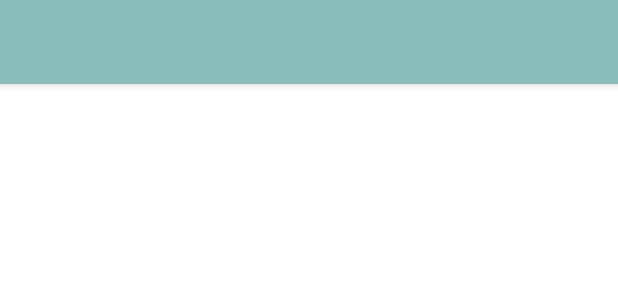
After one commit to 2180622/IPL_PSI_ProjetoFinal_SARAMAGO, an Android app: the layout app_bar_main.xml on its own in the app's theme, with its tools: preview values and no code run, on a phone screen of 412 x 824 dp. The commit adds this screen. Shown: the top 300 px of the screen. Run offline under Robolectric (Android 15) with nearby library versions, the phone set to English and light mode, and no system bars.

Commit message:
Update de SaramagoAndroid

```diff
--- a/SaramagoAndroid/app/src/main/AndroidManifest.xml
+++ b/SaramagoAndroid/app/src/main/AndroidManifest.xml
@@ -9,6 +9,7 @@
         android:roundIcon="@mipmap/ic_launcher_round"
         android:supportsRtl="true"
         android:theme="@style/Theme.Saramago">
+        <activity android:name=".MenuMainActivity"></activity>
         <activity android:name=".LoginActivity">
             <intent-filter>
                 <action android:name="android.intent.action.MAIN" />
--- /dev/null
+++ b/SaramagoAndroid/app/src/main/res/layout/app_bar_main.xml
@@ -0,0 +1,30 @@
+<?xml version="1.0" encoding="utf-8"?>
+<androidx.coordinatorlayout.widget.CoordinatorLayout xmlns:android="http://schemas.android.com/apk/res/android"
+    xmlns:app="http://schemas.android.com/apk/res-auto"
+    android:layout_width="match_parent"
+    android:layout_height="match_parent">
+
+    <com.google.android.material.appbar.AppBarLayout
+        android:id="@+id/appbar"
+        android:layout_height="wrap_content"
+        android:layout_width="match_parent"
+        android:theme="@style/AppTheme.AppBarOverlay">
+
+
+        <androidx.appcompat.widget.Toolbar
+            android:id="@+id/toolbar"
+            android:layout_height="?attr/actionBarSize"
+            android:layout_width="match_parent"
+            android:background="@color/LightBlue"
+            android:popupTheme="@style/AppTheme.PopupOverlay"/>
+
+    </com.google.android.material.appbar.AppBarLayout>
+
+    <FrameLayout
+        android:id="@+id/contentFragment"
+        android:layout_width="match_parent"
+        android:layout_height="match_parent"
+        app:layout_behavior="@string/appbar_scrolling_view_behavior">
+
+    </FrameLayout>
+</androidx.coordinatorlayout.widget.CoordinatorLayout>
--- a/SaramagoAndroid/app/src/main/res/values/colors.xml
+++ b/SaramagoAndroid/app/src/main/res/values/colors.xml
@@ -1,10 +1,7 @@
 <?xml version="1.0" encoding="utf-8"?>
 <resources>
-    <color name="purple_200">#FFBB86FC</color>
-    <color name="purple_500">#FF6200EE</color>
-    <color name="purple_700">#FF3700B3</color>
-    <color name="teal_200">#FF03DAC5</color>
-    <color name="teal_700">#FF018786</color>
-    <color name="black">#FF000000</color>
-    <color name="white">#FFFFFFFF</color>
+    <color name="LightBlue">#88BDBC</color>
+    <color name="DarkBlue">#112D32</color>
+    <color name="VeryDarkOrange">#4F4A41</color>
+    <color name="DarkGrey">#6E6658</color>
 </resources>
--- /dev/null
+++ b/SaramagoAndroid/app/src/main/res/values/styles.xml
@@ -0,0 +1,19 @@
+<resources>
+    <!-- Base application theme. -->
+    <style name="AppTheme" parent="Theme.AppCompat.Light.DarkActionBar">
+        <!-- Customize your theme here. -->
+        <item name="colorPrimary">@color/colorPrimary</item>
+        <item name="colorPrimaryDark">@color/colorPrimaryDark</item>
+        <item name="colorAccent">@color/colorAccent</item>
+    </style>
+
+    <style name="AppTheme.AppBarOverlay" parent="ThemeOverlay.AppCompat.Dark.ActionBar"/>
+
+    <style name="AppTheme.PopupOverlay" parent="ThemeOverlay.AppCompat.Light" />
+
+    <style name="AppTheme.NoActionBar">
+        <item name="windowActionBar">false</item>
+        <item name="windowNoTitle">true</item>
+    </style>
+
+</resources>
```
Also changed, not shown: SaramagoAndroid/app/src/main/java/com/example/saramago/MenuMainActivity.java (added, +21 -0 lines), SaramagoAndroid/app/src/main/res/layout/activity_menu_main.xml (added, +19 -0 lines).
